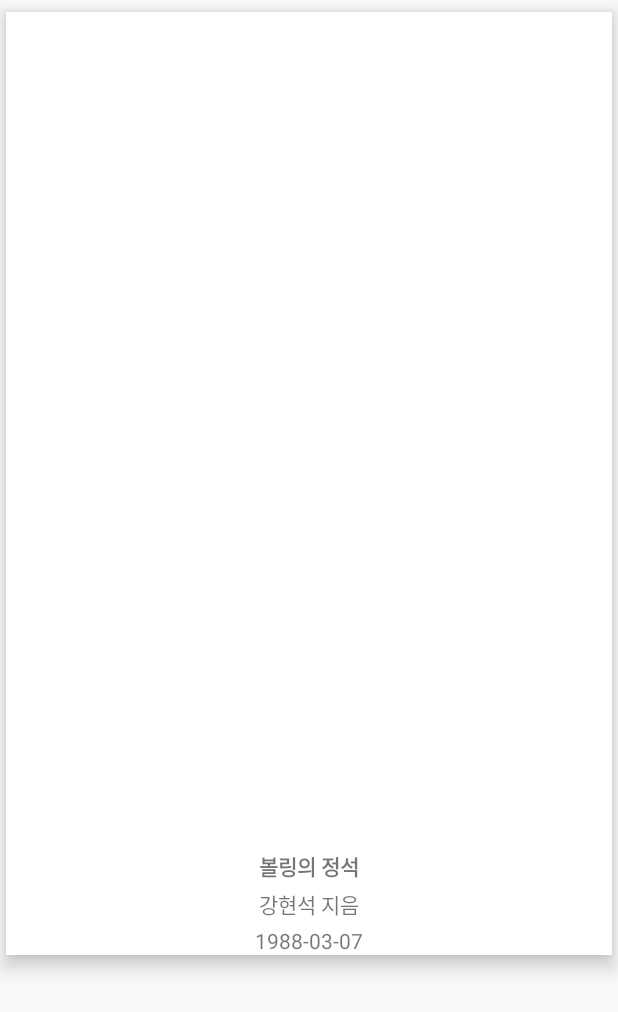
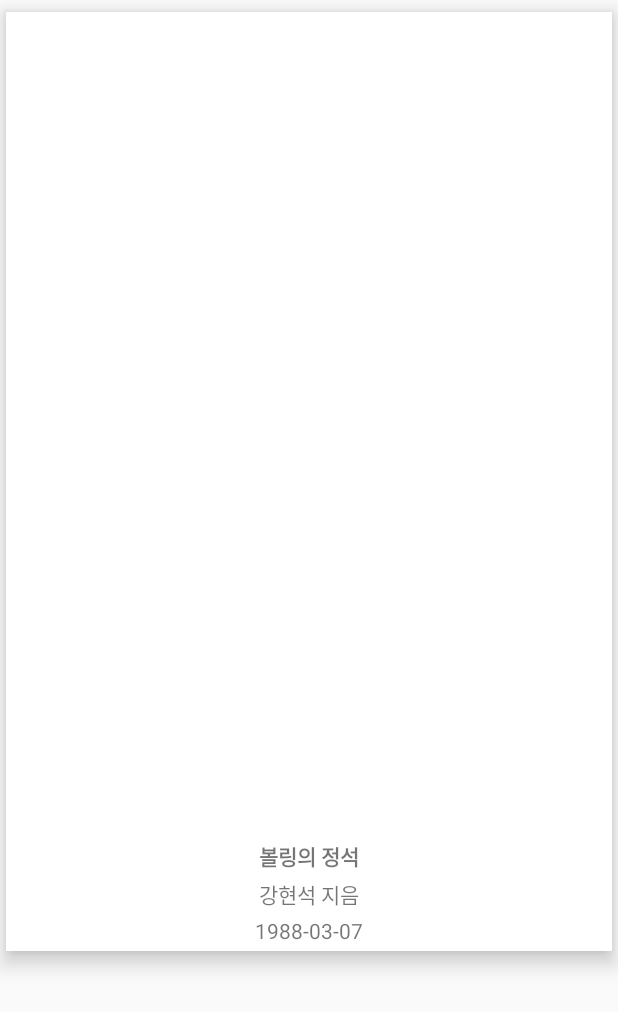
Before and after one commit to BeokBeok/BookFinder, an Android app: the layout item_book.xml on its own in the app's theme, with its tools: preview values and no code run, on a phone screen of 412 x 824 dp. Shown: the top 1012 px of the screen. Run offline under Robolectric (Android 15) with nearby library versions, the phone set to English and light mode, and no system bars.

Commit message:
[수정] 검색 리스트 화면 padding

```diff
--- a/app/src/main/res/layout/activity_book_search.xml
+++ b/app/src/main/res/layout/activity_book_search.xml
@@ -48,6 +48,9 @@
             android:layout_width="0dp"
             android:layout_height="0dp"
             android:layout_marginTop="12dp"
+            android:clipToPadding="true"
+            android:paddingStart="4dp"
+            android:paddingEnd="4dp"
             android:visibility="@{vm.book.isEmpty() ? View.GONE : View.VISIBLE, default=visible}"
             app:layoutManager="androidx.recyclerview.widget.GridLayoutManager"
             app:layout_constraintBottom_toBottomOf="parent"
--- a/app/src/main/res/layout/item_book.xml
+++ b/app/src/main/res/layout/item_book.xml
@@ -17,7 +17,8 @@
         android:layout_marginTop="8dp"
         android:layout_marginEnd="4dp"
         android:background="@android:color/white"
-        android:elevation="8dp">
+        android:elevation="8dp"
+        android:padding="4dp">
 
         <androidx.appcompat.widget.AppCompatImageView
             android:id="@+id/iv_book_thumbnail"
```
